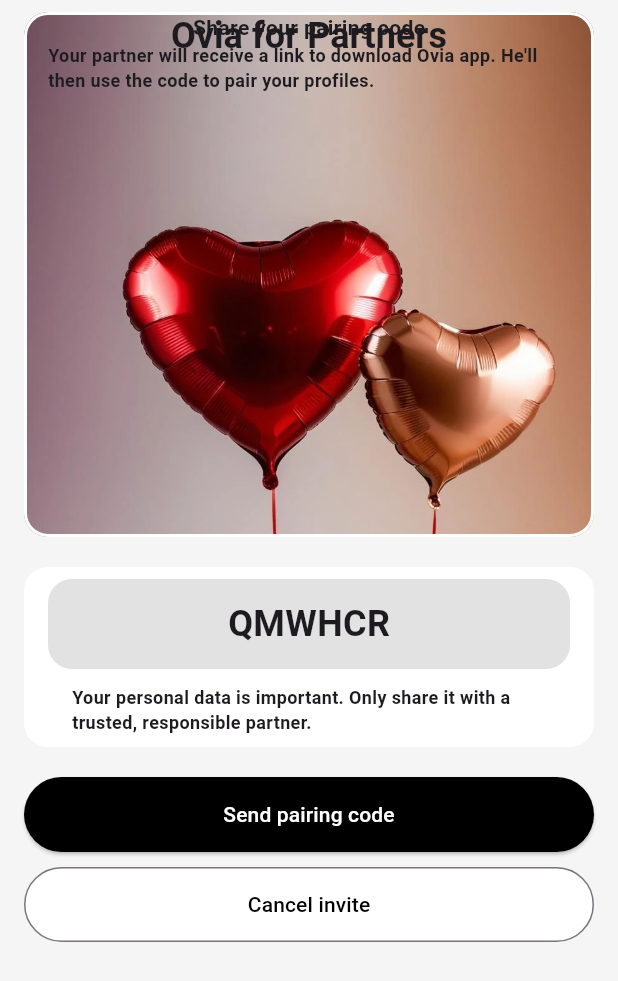
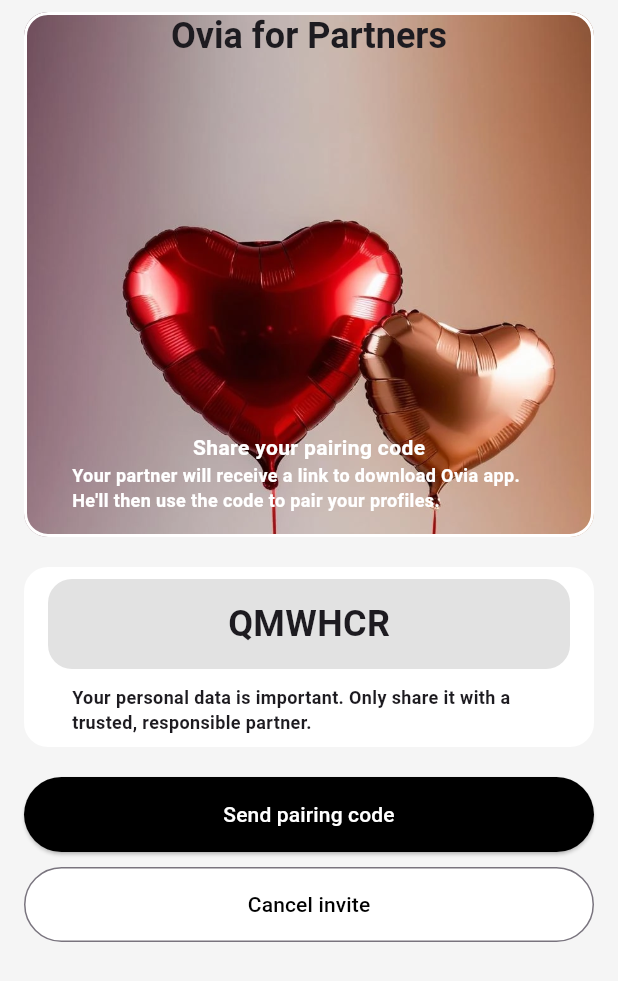
Before and after one commit to ClarenceLaria/ovia, a Flutter app: the PartnerScreen screen opened directly, on a phone screen of 412 x 824 dp. Shown: the top 981 px of the screen. Run offline on Flutter 3.47's test engine with Material 3 defaults, Android fonts, the light colour scheme and no system bars; our stand-ins replace smooth_page_indicator, table_calendar.

Commit message:
Patner screen edits

```diff
--- a/lib/screens/partner_screen.dart
+++ b/lib/screens/partner_screen.dart
@@ -17,7 +17,9 @@
           padding: const EdgeInsets.symmetric(horizontal: 16.0, vertical: 8.0),
           child: Column(
             children: [
-              Stack(
+              SizedBox(
+                height: 350,
+                child: Stack(
                   children: [
                     Container(
                       width: double.infinity,
@@ -40,25 +42,28 @@
                         style: Theme.of(context).textTheme.headlineMedium,
                       ),
                     ),
-                  const Align(
-                    alignment: Alignment.bottomCenter,
+                    const Positioned(
+                      bottom: 16,
+                      left: 16,
+                      right: 16,
                       child: Padding(
                         padding: EdgeInsets.symmetric(horizontal: 16.0),
                         child: Column(
                           children: [
                             Text(
                               'Share your pairing code',
-                            style: TextStyle(fontSize: 14, fontWeight: FontWeight.bold),
+                              style: TextStyle(fontSize: 14, fontWeight: FontWeight.bold, color: Colors.white),
                             ),
                             Text(
                               "Your partner will receive a link to download Ovia app. He'll then use the code to pair your profiles.",
-                            style: TextStyle(fontSize: 12, fontWeight: FontWeight.bold),
+                              style: TextStyle(fontSize: 12, fontWeight: FontWeight.bold, color: Colors.white),
                             ),
                           ],
                         ),
                       ),
                     ),
                   ],
+                ),
               ),
               const SizedBox(height: 20),
               Container(
```
Lines whose indentation alone changed are shown as unchanged.
